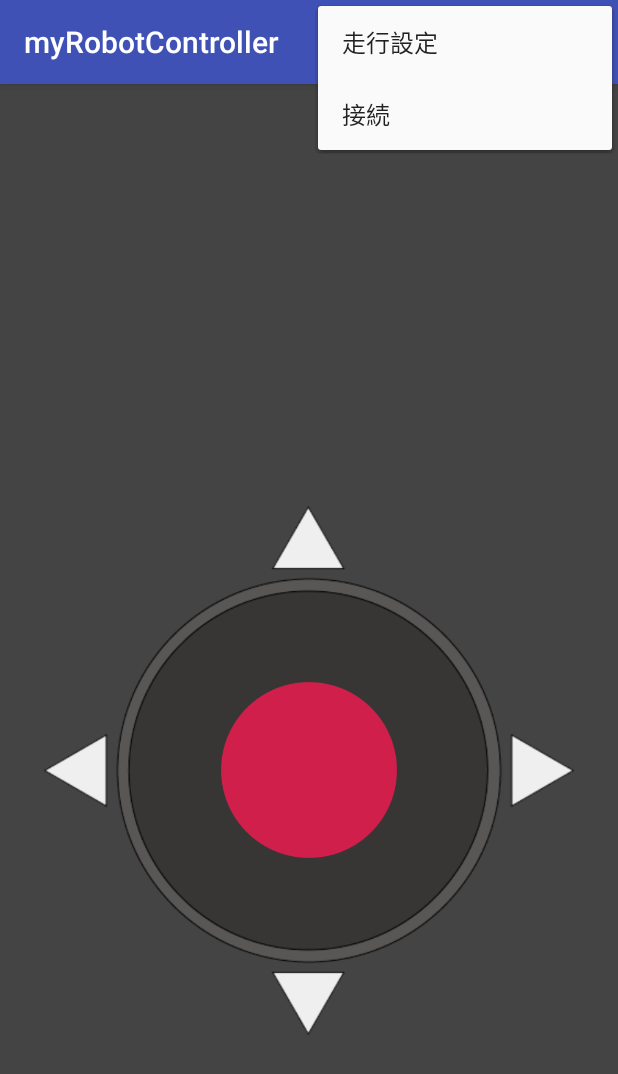
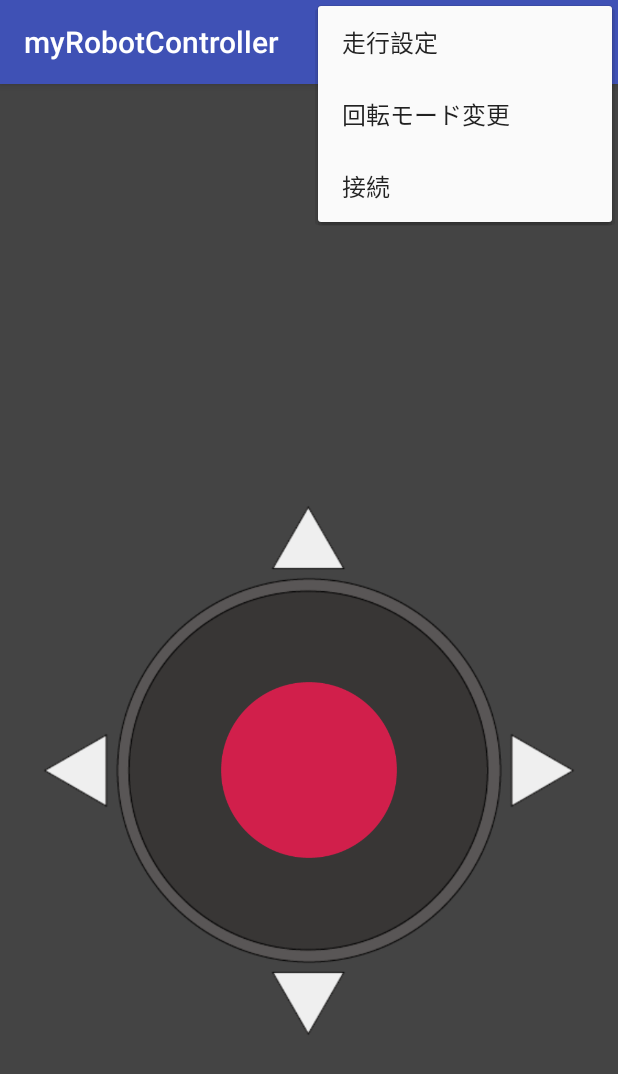
Before and after one commit to t-robop/myRobotController, an Android app: the screen it shows after launch (MainActivity), with the options menu open, on a phone screen of 412 x 824 dp. Shown: the top 1074 px of the screen. Run offline under Robolectric (Android 15) with nearby library versions, the phone set to English and light mode, and no system bars; libraries missing offline, so code that uses them is left out: app.akexorcist.bluetotohspp; 5 statements that could not run were skipped.

Commit message:
車体の中心を軸に回転するよう切り替えられるmenuを追加

```diff
--- a/app/src/main/res/menu/menu_main.xml
+++ b/app/src/main/res/menu/menu_main.xml
@@ -1,6 +1,6 @@
 <?xml version="1.0" encoding="utf-8"?>
-<menu
-    xmlns:android="http://schemas.android.com/apk/res/android">
+<menu xmlns:android="http://schemas.android.com/apk/res/android"
+    xmlns:app="http://schemas.android.com/apk/res-auto">
 
     <item
         android:id="@+id/item_setting"
@@ -9,8 +9,15 @@
     </item>
 
     <item
+        android:id="@+id/rotateMode"
+        android:icon="@android:drawable/ic_input_add"
+        android:title="回転モード変更">
+    </item>
+
+    <item
         android:id="@+id/item_connect"
         android:icon="@android:drawable/ic_input_add"
         android:title="接続">
     </item>
+
 </menu>
```
Also changed, not shown: app/src/main/java/com/example/yuusuke/myrobotcontroller/MainActivity.java (+19 -4 lines), app/src/main/res/menu/main.xml (deleted, +0 -8 lines), 4 other files.
